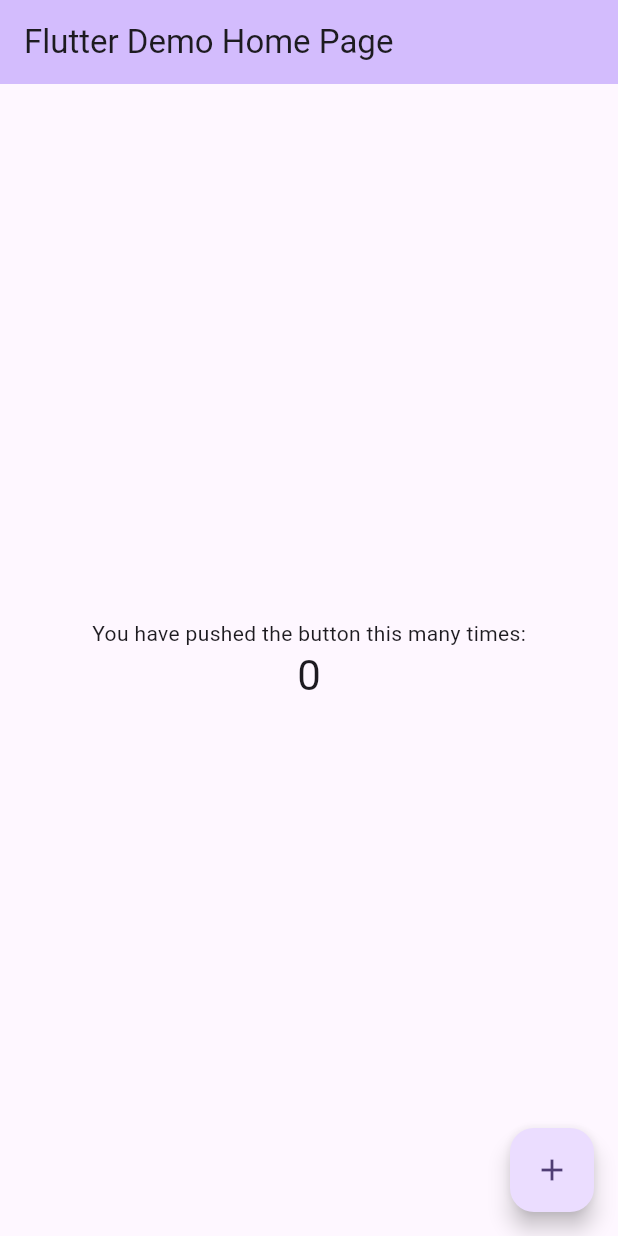
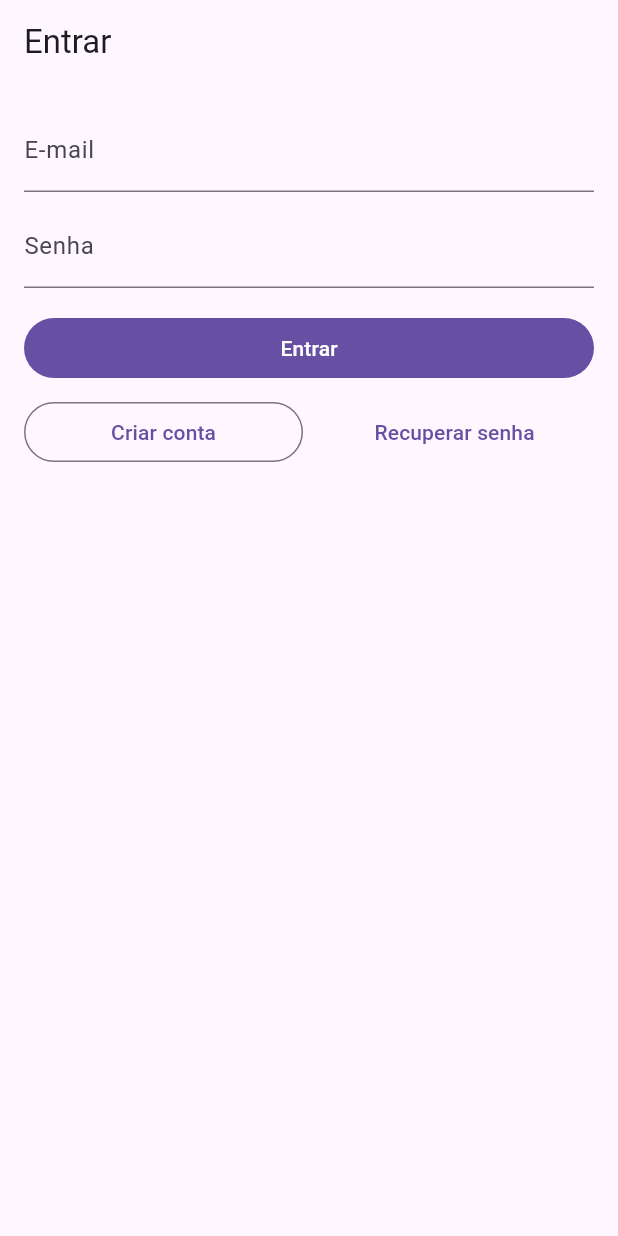
Before and after one commit to GabrielRTSilva/FirebaseApp, a Flutter app: the screen it shows after launch, on a phone screen of 412 x 824 dp. Run offline on Flutter 3.47's test engine with Material 3 defaults, Android fonts, the phone set to English and light mode, and no system bars; our stand-ins replace cloud_firestore, firebase_auth, firebase_core; accounts and stored records are empty.

Commit message:
Tela de login semana 4.

```diff
--- /dev/null
+++ b/lib/login.dart
@@ -0,0 +1,159 @@
+import 'package:flutter/material.dart';
+import 'package:firebase_auth/firebase_auth.dart';
+import 'sign.dart';
+import 'forgot.dart';
+
+
+class LoginPage extends StatefulWidget {
+ const LoginPage({super.key});
+ @override
+ State<LoginPage> createState() => _LoginPageState();
+}
+
+
+class _LoginPageState extends State<LoginPage> {
+ final emailText = TextEditingController();
+ final passwordText = TextEditingController();
+ bool loading = false;
+ String? message;
+
+
+ @override
+ void dispose() {
+   emailText.dispose();
+   passwordText.dispose();
+   super.dispose();
+ }
+
+
+ Future<void> _login() async {
+   final email = emailText.text.trim();
+   final password = passwordText.text;
+   if (email.isEmpty || password.isEmpty) {
+     setState(() => message = 'Preencha e-mail e senha.');
+     return;
+   }
+   setState(() {
+     loading = true;
+     message = null;
+   });
+   try {
+     await FirebaseAuth.instance.signInWithEmailAndPassword(
+       email: email,
+       password: password,
+     );
+   } on FirebaseAuthException catch (exception) {
+     setState(() => message = _mapCode(exception));
+   } catch (exception) {
+     setState(() => message = 'Erro: $exception');
+   } finally {
+     if (mounted) setState(() => loading = false);
+   }
+ }
+
+
+ String _mapCode(FirebaseAuthException exception) {
+   switch (exception.code) {
+     case 'invalid-email':
+       return 'E-mail inválido.';
+     case 'user-not-found':
+       return 'Usuário não encontrado.';
+     case 'wrong-password':
+       return 'Senha incorreta.';
+     case 'too-many-requests':
+       return 'Muitas tentativas. Tente mais tarde.';
+     default:
+       return 'Falha na autenticação (${exception.code}).';
+   }
+ }
+
+
+ @override
+ Widget build(BuildContext context) {
+   return Scaffold(
+     appBar: AppBar(title: const Text('Entrar')),
+     body: Center(
+       child: ConstrainedBox(
+         constraints: const BoxConstraints(maxWidth: 460),
+         child: Padding(
+           padding: const EdgeInsets.all(16),
+           child: Column(
+             children: [
+               TextField(
+                 controller: emailText,
+                 keyboardType: TextInputType.emailAddress,
+                 decoration: const InputDecoration(labelText: 'E-mail'),
+               ),
+               const SizedBox(height: 8),
+               TextField(
+                 controller: passwordText,
+                 obscureText: true,
+                 decoration: const InputDecoration(labelText: 'Senha'),
+               ),
+               const SizedBox(height: 16),
+               SizedBox(
+                 width: double.infinity,
+                 child: FilledButton(
+                   onPressed: loading ? null : _login,
+                   child: const Text('Entrar'),
+                 ),
+               ),
+               const SizedBox(height: 8),
+               Row(
+                 children: [
+                   Expanded(
+                     child: OutlinedButton(
+                       onPressed: loading
+                           ? null
+                           : () {
+                               Navigator.push(
+                                 context,
+                                 MaterialPageRoute(
+                                   builder: (_) => const SignPage(),
+                                 ),
+                               );
+                             },
+                       child: const Text('Criar conta'),
+                     ),
+                   ),
+                   const SizedBox(width: 8),
+                   Expanded(
+                     child: TextButton(
+                       onPressed: loading
+                           ? null
+                           : () {
+                               Navigator.push(
+                                 context,
+                                 MaterialPageRoute(
+                                   builder: (_) => const ForgotPage(),
+                                 ),
+                               );
+                             },
+                       child: const Text('Recuperar senha'),
+                     ),
+                   ),
+                 ],
+               ),
+               if (loading)
+                 const Padding(
+                   padding: EdgeInsets.only(top: 16),
+                   child: CircularProgressIndicator(),
+                 ),
+               if (message != null)
+                 Padding(
+                   padding: const EdgeInsets.only(top: 16),
+                   child: Text(
+                     message!,
+                     style: TextStyle(
+                       color: Theme.of(context).colorScheme.primary,
+                     ),
+                   ),
+                 ),
+             ],
+           ),
+         ),
+       ),
+     ),
+   );
+ }
+}
--- a/lib/main.dart
+++ b/lib/main.dart
@@ -1,122 +1,75 @@
 import 'package:flutter/material.dart';
+import 'package:firebase_core/firebase_core.dart';
+import 'package:firebase_auth/firebase_auth.dart';
+import 'firebase_options.dart';
+import 'login.dart';
+import 'welcome.dart';
 
-void main() {
+
+Future<void> main() async {
+ WidgetsFlutterBinding.ensureInitialized();
+ await Firebase.initializeApp(options: DefaultFirebaseOptions.currentPlatform);
  runApp(const MyApp());
 }
 
+
 class MyApp extends StatelessWidget {
  const MyApp({super.key});
-
  // This widget is the root of your application.
  @override
  Widget build(BuildContext context) {
    return MaterialApp(
-      title: 'Flutter Demo',
-      theme: ThemeData(
-        // This is the theme of your application.
-        //
-        // TRY THIS: Try running your application with "flutter run". You'll see
-        // the application has a purple toolbar. Then, without quitting the app,
-        // try changing the seedColor in the colorScheme below to Colors.green
-        // and then invoke "hot reload" (save your changes or press the "hot
-        // reload" button in a Flutter-supported IDE, or press "r" if you used
-        // the command line to start the app).
-        //
-        // Notice that the counter didn't reset back to zero; the application
-        // state is not lost during the reload. To reset the state, use hot
-        // restart instead.
-        //
-        // This works for code too, not just values: Most code changes can be
-        // tested with just a hot reload.
-        colorScheme: ColorScheme.fromSeed(seedColor: Colors.deepPurple),
-      ),
-      home: const MyHomePage(title: 'Flutter Demo Home Page'),
+     title: 'Firebase App',
+     theme: ThemeData(primarySwatch: Colors.indigo),
+     home: const AuthGate(),
    );
  }
 }
 
-class MyHomePage extends StatefulWidget {
-  const MyHomePage({super.key, required this.title});
 
-  // This widget is the home page of your application. It is stateful, meaning
-  // that it has a State object (defined below) that contains fields that affect
-  // how it looks.
-
-  // This class is the configuration for the state. It holds the values (in this
-  // case the title) provided by the parent (in this case the App widget) and
-  // used by the build method of the State. Fields in a Widget subclass are
-  // always marked "final".
-
-  final String title;
-
+class AuthGate extends StatelessWidget {
+ const AuthGate({super.key});
  @override
-  State<MyHomePage> createState() => _MyHomePageState();
+ Widget build(BuildContext context) {
+   return StreamBuilder<User?>(
+     stream: FirebaseAuth.instance.authStateChanges(),
+     builder: (_, snap) {
+       if (snap.connectionState == ConnectionState.waiting) {
+         return const Scaffold(
+           body: Center(child: CircularProgressIndicator()),
+         );
+       }
+       final user = snap.data;
+       return user == null ? const LoginPage() : const HomePage();
+     },
+   );
+ }
 }
 
-class _MyHomePageState extends State<MyHomePage> {
-  int _counter = 0;
 
-  void _incrementCounter() {
-    setState(() {
-      // This call to setState tells the Flutter framework that something has
-      // changed in this State, which causes it to rerun the build method below
-      // so that the display can reflect the updated values. If we changed
-      // _counter without calling setState(), then the build method would not be
-      // called again, and so nothing would appear to happen.
-      _counter++;
-    });
-  }
+class HomePage extends StatelessWidget {
+ const HomePage({super.key});
+
 
  @override
  Widget build(BuildContext context) {
-    // This method is rerun every time setState is called, for instance as done
-    // by the _incrementCounter method above.
-    //
-    // The Flutter framework has been optimized to make rerunning build methods
-    // fast, so that you can just rebuild anything that needs updating rather
-    // than having to individually change instances of widgets.
    return Scaffold(
-      appBar: AppBar(
-        // TRY THIS: Try changing the color here to a specific color (to
-        // Colors.amber, perhaps?) and trigger a hot reload to see the AppBar
-        // change color while the other colors stay the same.
-        backgroundColor: Theme.of(context).colorScheme.inversePrimary,
-        // Here we take the value from the MyHomePage object that was created by
-        // the App.build method, and use it to set our appbar title.
-        title: Text(widget.title),
-      ),
-      body: Center(
-        // Center is a layout widget. It takes a single child and positions it
-        // in the middle of the parent.
-        child: Column(
-          // Column is also a layout widget. It takes a list of children and
-          // arranges them vertically. By default, it sizes itself to fit its
-          // children horizontally, and tries to be as tall as its parent.
-          //
-          // Column has various properties to control how it sizes itself and
-          // how it positions its children. Here we use mainAxisAlignment to
-          // center the children vertically; the main axis here is the vertical
-          // axis because Columns are vertical (the cross axis would be
-          // horizontal).
-          //
-          // TRY THIS: Invoke "debug painting" (choose the "Toggle Debug Paint"
-          // action in the IDE, or press "p" in the console), to see the
-          // wireframe for each widget.
-          mainAxisAlignment: MainAxisAlignment.center,
-          children: <Widget>[
-            const Text('You have pushed the button this many times:'),
-            Text(
-              '$_counter',
-              style: Theme.of(context).textTheme.headlineMedium,
+     appBar: AppBar(title: const Text("Home")),
+     drawer: Drawer(
+       child: ListView(
+         padding: EdgeInsets.zero,
+         children: [
+           ListTile(
+             leading: const Icon(Icons.logout),
+             title: const Text('Sair'),
+             onTap: () async {
+               await FirebaseAuth.instance.signOut();
+             },
            ),
          ],
        ),
      ),
-      floatingActionButton: FloatingActionButton(
-        onPressed: _incrementCounter,
-        tooltip: 'Increment',
-        child: const Icon(Icons.add),
-      ), // This trailing comma makes auto-formatting nicer for build methods.
+     body: const Center(child: WelcomeMessage()),
    );
  }
 }
--- a/pubspec.yaml
+++ b/pubspec.yaml
@@ -34,6 +34,9 @@ dependencies:
   # The following adds the Cupertino Icons font to your application.
   # Use with the CupertinoIcons class for iOS style icons.
   cupertino_icons: ^1.0.8
+  firebase_auth: ^6.0.2
+  firebase_core: ^4.1.0
+  cloud_firestore: ^6.0.1
 
 dev_dependencies:
   flutter_test:
```
Also changed, not shown: lib/forgot.dart (added, +114 -0 lines), lib/sign.dart (added, +178 -0 lines), lib/welcome.dart (added, +35 -0 lines), pubspec.lock, 1 other file. Lines whose indentation alone changed are shown as unchanged.
